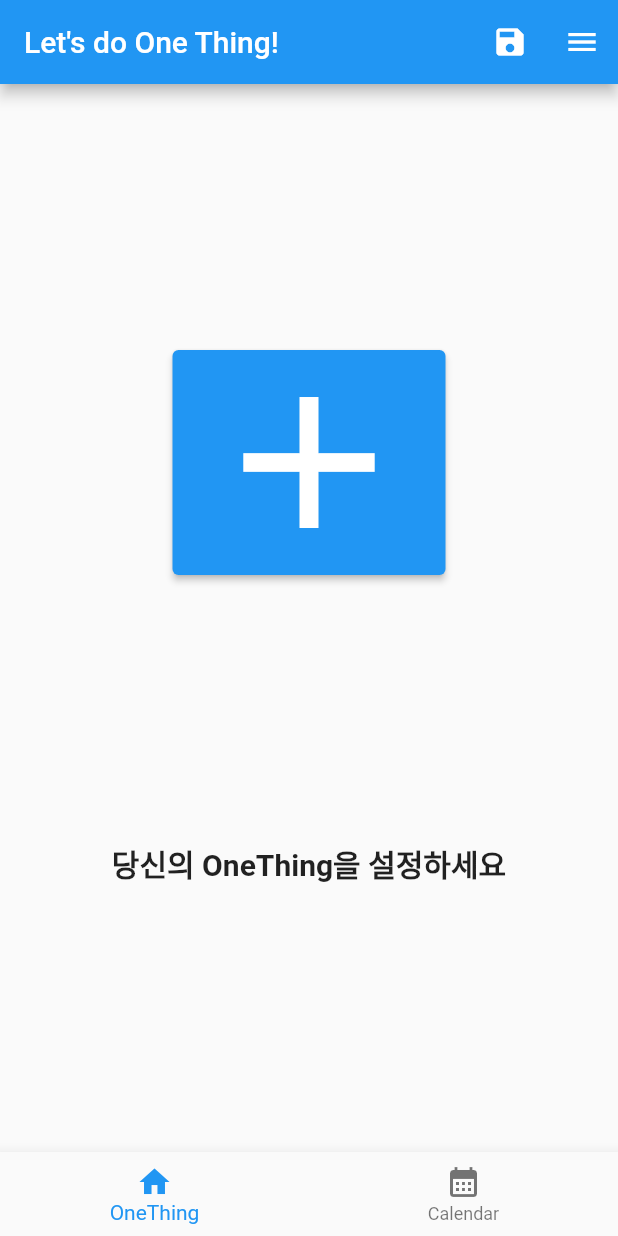
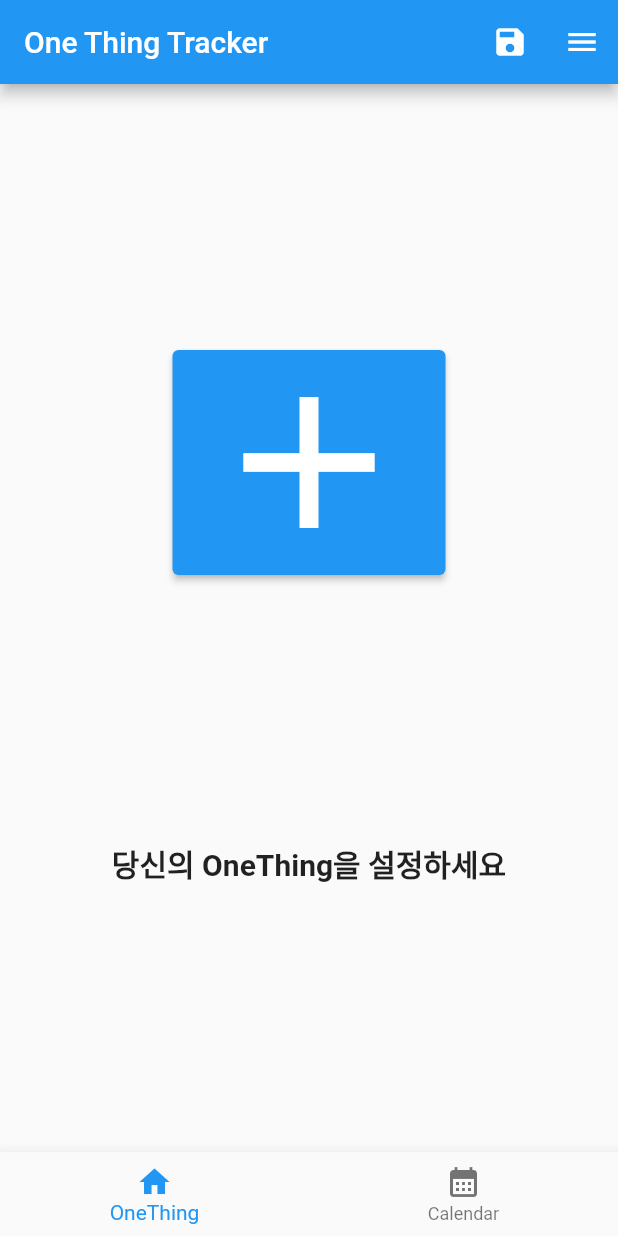
Before and after one commit to Juice-Han/one_thing_tracker_app, a Flutter app: the screen it shows after launch, on a phone screen of 412 x 824 dp. Run offline on Flutter 3.47's test engine with Material 2 defaults, Android fonts, the phone set to English and light mode, and no system bars; drawn by our look-alikes of calendar_view; our stand-ins replace flutter_local_notifications, flutter_native_splash, shared_preferences, timezone.

Commit message:
release version 1.0.0+1

```diff
--- a/lib/main.dart
+++ b/lib/main.dart
@@ -223,7 +223,7 @@ class _MyAppState extends State<MyApp> {
   Widget build(BuildContext context) {
     return Scaffold(
       appBar: AppBar(
-        title: Text('Let\'s do One Thing!'),
+        title: Text('One Thing Tracker'),
         actions: [
           IconButton(
             onPressed: () {
```
Also changed, not shown: 1 other file.
